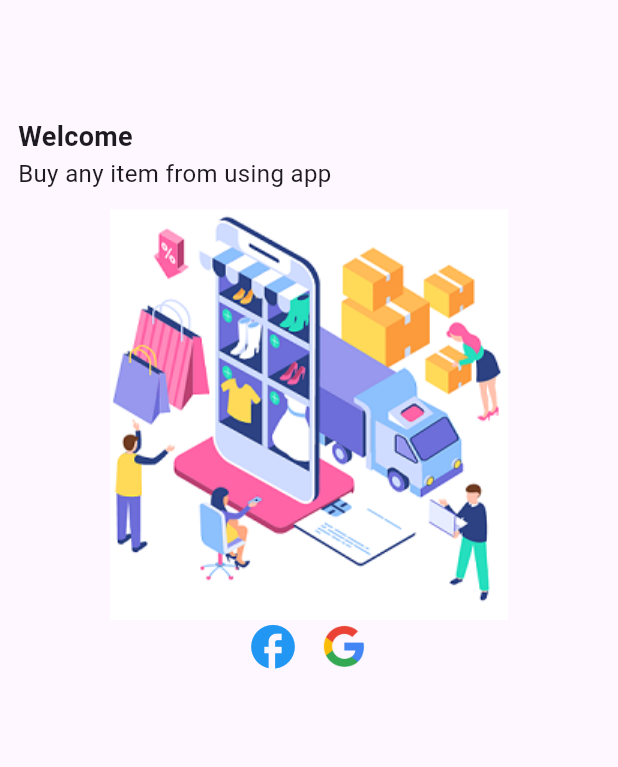
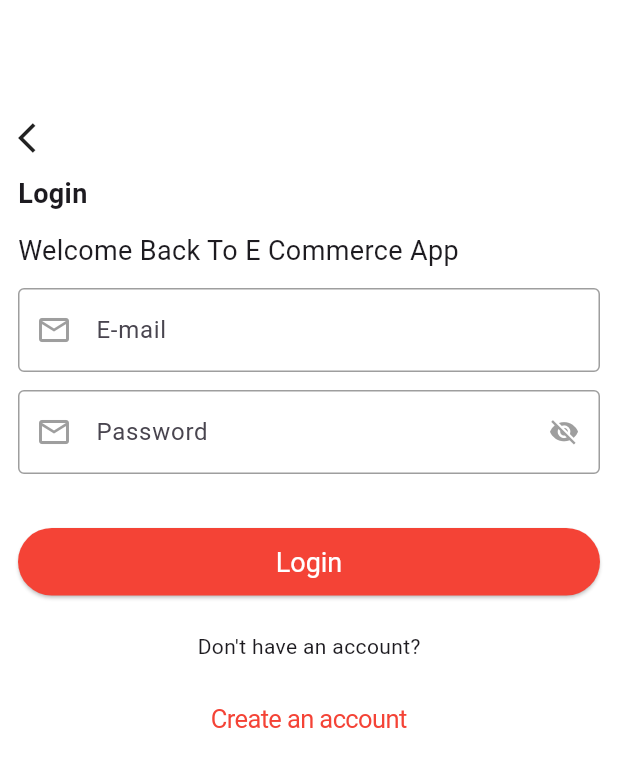
Before and after one commit to sujeet7838/NovaShop, a Flutter app: the Login screen opened directly, on a phone screen of 412 x 824 dp. Shown: the top 767 px of the screen. Run offline on Flutter 3.47's test engine with Material 3 defaults, Android fonts, the light colour scheme and no system bars.

Commit message:
Login page UI craete

```diff
--- /dev/null
+++ b/lib/constants/theme.dart
@@ -0,0 +1,45 @@
+import 'package:flutter/material.dart';
+
+ThemeData themeData = ThemeData(
+    scaffoldBackgroundColor: Colors.white,
+    primaryColor: Colors.red,
+    outlinedButtonTheme: OutlinedButtonThemeData(
+        style: OutlinedButton.styleFrom(
+            foregroundColor: Colors.red,
+            textStyle: const TextStyle(
+              color: Colors.red,
+            ),
+            side: const BorderSide(color: Colors.red, width: 1.7),
+            disabledForegroundColor: Colors.red.withOpacity(0.38))),
+    inputDecorationTheme: InputDecorationTheme(
+      border: outlineInputBorder,
+      errorBorder: outlineInputBorder,
+      enabledBorder: outlineInputBorder,
+      prefixIconColor: Colors.grey,
+      suffixIconColor: Colors.grey,
+      focusedBorder: outlineInputBorder,
+      disabledBorder: outlineInputBorder,
+    ),
+    elevatedButtonTheme: ElevatedButtonThemeData(
+      style: ElevatedButton.styleFrom(
+        backgroundColor: Colors.red,
+        textStyle: const TextStyle(
+          fontSize: 18.0,
+        ),
+        disabledBackgroundColor: Colors.grey,
+        foregroundColor: Colors.white,
+      ),
+    ),
+    primarySwatch: Colors.red,
+    canvasColor: Colors.red,
+    appBarTheme: const AppBarTheme(
+        backgroundColor: Colors.white,
+        elevation: 0.0,
+        toolbarTextStyle: TextStyle(color: Colors.black),
+        iconTheme: IconThemeData(color: Colors.black)));
+
+OutlineInputBorder outlineInputBorder = const OutlineInputBorder(
+  borderSide: BorderSide(
+    color: Colors.grey,
+  ),
+);
--- a/lib/screen/auth_ui/login/login.dart
+++ b/lib/screen/auth_ui/login/login.dart
@@ -1,50 +1,96 @@
+import 'package:flutter/cupertino.dart';
 import 'package:flutter/material.dart';
-import 'package:novashop/constants/asset_images.dart';
+import 'package:novashop/constants/routes,dart';
+import 'package:novashop/screen/auth_ui/sign_up/signup.dart';
+import 'package:novashop/widgets/primary_button/primary_button.dart';
+import 'package:novashop/widgets/top_tittles/top_tittles.dart';
 
 class Login extends StatelessWidget {
   const Login({super.key});
 
   @override
   Widget build(BuildContext context) {
+    TextEditingController email = TextEditingController();
+    TextEditingController password = TextEditingController();
+    bool isShowPassword = false;
     return Scaffold(
         body: Padding(
       padding: const EdgeInsets.all(12.0),
       child: Column(
         crossAxisAlignment: CrossAxisAlignment.start,
         children: [
+          const TopTitles(
+            title: "Login",
+            subTittle: "Welcome Back To E Commerce App",
+          ),
           const SizedBox(
-            height: kToolbarHeight + 10,
+            height: 12.0,
           ),
-          const Text("Welcome",
-              style: TextStyle(
-                fontSize: 18.0,
-                fontWeight: FontWeight.bold,
-              )),
-          const Text("Buy any item from using app",
-              style: TextStyle(
-                fontSize: 16.0,
-                fontWeight: FontWeight.normal,
-              )),
+          TextFormField(
+            controller: email,
+            decoration: const InputDecoration(
+              hintText: "E-mail",
+              prefixIcon: Icon(
+                Icons.email_outlined,
+              ),
+            ),
+          ),
           const SizedBox(
-            height: 12,
+            height: 12.0,
           ),
-          Center(child: Image.asset(AssetsImages.instance.welcomeImages)),
-          Row(
-            mainAxisAlignment: MainAxisAlignment.center,
-            children: [
-              const Icon(
-                Icons.facebook,
-                color: Colors.blue,
-                size: 35.0,
+          TextFormField(
+            obscureText: isShowPassword,
+            controller: password,
+            decoration: InputDecoration(
+              hintText: "Password",
+              prefixIcon: const Icon(
+                Icons.email_outlined,
               ),
-              const SizedBox(
-                width: 12.0,
+              suffixIcon: CupertinoButton(
+                  onPressed: () {
+                    isShowPassword = !isShowPassword;
+                  },
+                  padding: EdgeInsets.zero,
+                  child: Icon(
+                    isShowPassword ? Icons.visibility : Icons.visibility_off,
+                    color: Colors.grey,
+                  )),
+            ),
+          ),
+          const SizedBox(
+            height: 36.0,
+          ),
+          PrimaryButton(
+            tittle: "Login",
+            onPressed: () async {
+              // bool isVaildated = loginVaildation(email.text, password.text);
+              // if (isVaildated) {
+              //   bool isLogined = await FirebaseAuthHelper.instance
+              //       .login(email.text, password.text, context);
+              //   if (isLogined) {
+              //     Routes.instance.pushAndRemoveUntil(
+              //         widget: const CustomBottomBar(), context: context);
+              //   }
+              // }
+            },
+          ),
+          const SizedBox(
+            height: 24.0,
+          ),
+          const Center(child: Text("Don't have an account?")),
+          const SizedBox(
+            height: 12.0,
+          ),
+          Center(
+            child: CupertinoButton(
+              onPressed: () {
+                Routes.instance.push(widget: const SiginUp(), context: context);
+              },
+              child: Text(
+                "Create an account",
+                style: TextStyle(color: Theme.of(context).primaryColor),
               ),
-              Image.asset(
-                AssetsImages.instance.googleLogo,
-                scale: 30.0,
-              )
-            ],
+            ),
           ),
         ],
       ),
--- /dev/null
+++ b/lib/widgets/primary_button/primary_button.dart
@@ -0,0 +1,19 @@
+import 'package:flutter/material.dart';
+
+class PrimaryButton extends StatelessWidget {
+  final void Function()? onPressed;
+  final String tittle;
+  const PrimaryButton({super.key, this.onPressed, required this.tittle});
+
+  @override
+  Widget build(BuildContext context) {
+    return SizedBox(
+      height: 45.0,
+      width: double.infinity,
+      child: ElevatedButton(
+        onPressed: onPressed,
+        child: Text(tittle),
+      ),
+    );
+  }
+}
--- /dev/null
+++ b/lib/widgets/top_tittles/top_tittles.dart
@@ -0,0 +1,44 @@
+import 'package:flutter/material.dart';
+
+class TopTitles extends StatelessWidget {
+  final String title, subTittle;
+
+  const TopTitles({super.key, required this.title, required this.subTittle});
+
+  @override
+  Widget build(BuildContext context) {
+    return Column(
+      crossAxisAlignment: CrossAxisAlignment.start,
+      children: [
+        const SizedBox(
+          height: kToolbarHeight + 12,
+        ),
+        if (title == "Login" || title == "Create Account")
+          GestureDetector(
+              onTap: () {
+                Navigator.of(context).pop();
+              },
+              child: const Icon(Icons.arrow_back_ios)),
+        const SizedBox(
+          height: 12.0,
+        ),
+        Text(
+          title,
+          style: const TextStyle(
+            fontSize: 18.0,
+            fontWeight: FontWeight.bold,
+          ),
+        ),
+        const SizedBox(
+          height: 12,
+        ),
+        Text(
+          subTittle,
+          style: const TextStyle(
+            fontSize: 18.0,
+          ),
+        ),
+      ],
+    );
+  }
+}
```
Also changed, not shown: lib/main.dart (+5 -3 lines), lib/screen/welcome/welcome.dart (added, +74 -0 lines), 1 other file.
